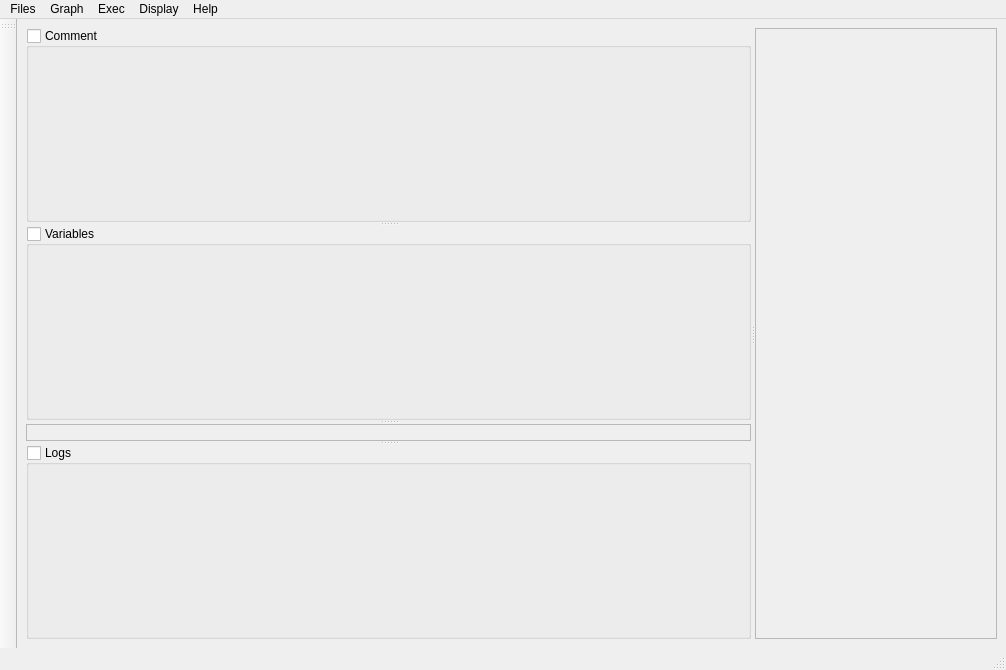
Above: appli/grapher/gui/src/grapher.ui from snaress/studio before the change. Below: the same form after it.
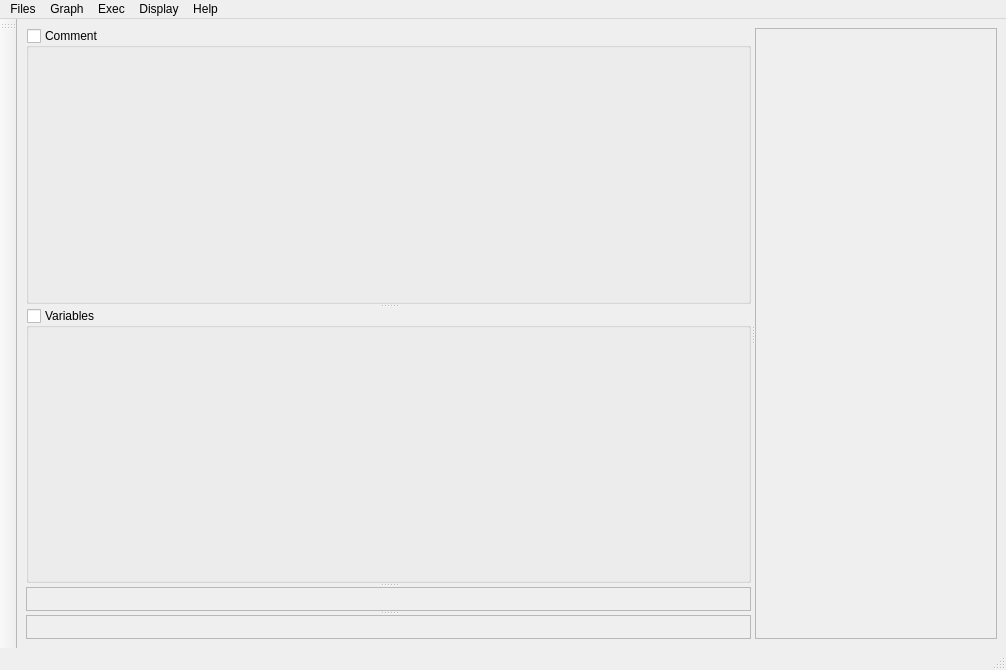
That is the form after the change.

Commit message: Grapher: Add scriptEditor options

```diff
--- a/appli/grapher/gui/src/grapher.ui
+++ b/appli/grapher/gui/src/grapher.ui
@@ -93,32 +93,17 @@
          </property>
         </layout>
        </widget>
-       <widget class="QGroupBox" name="gbLogs">
-        <property name="sizePolicy">
-         <sizepolicy hsizetype="Preferred" vsizetype="MinimumExpanding">
-          <horstretch>0</horstretch>
-          <verstretch>0</verstretch>
-         </sizepolicy>
+       <widget class="QFrame" name="vfLogs">
+        <property name="frameShape">
+         <enum>QFrame::StyledPanel</enum>
         </property>
-        <property name="title">
-         <string>Logs</string>
-        </property>
-        <property name="flat">
-         <bool>false</bool>
-        </property>
-        <property name="checkable">
-         <bool>true</bool>
-        </property>
-        <property name="checked">
-         <bool>false</bool>
-        </property>
-        <layout class="QGridLayout" name="glLogs">
-         <property name="margin">
-          <number>0</number>
-         </property>
+        <layout class="QVBoxLayout" name="vlLogs">
          <property name="spacing">
           <number>0</number>
          </property>
+         <property name="margin">
+          <number>0</number>
+         </property>
         </layout>
        </widget>
       </widget>
```
Left out of the diff: 104 changed lines with no effect on the pictures. The commit also changes 12 other files.
